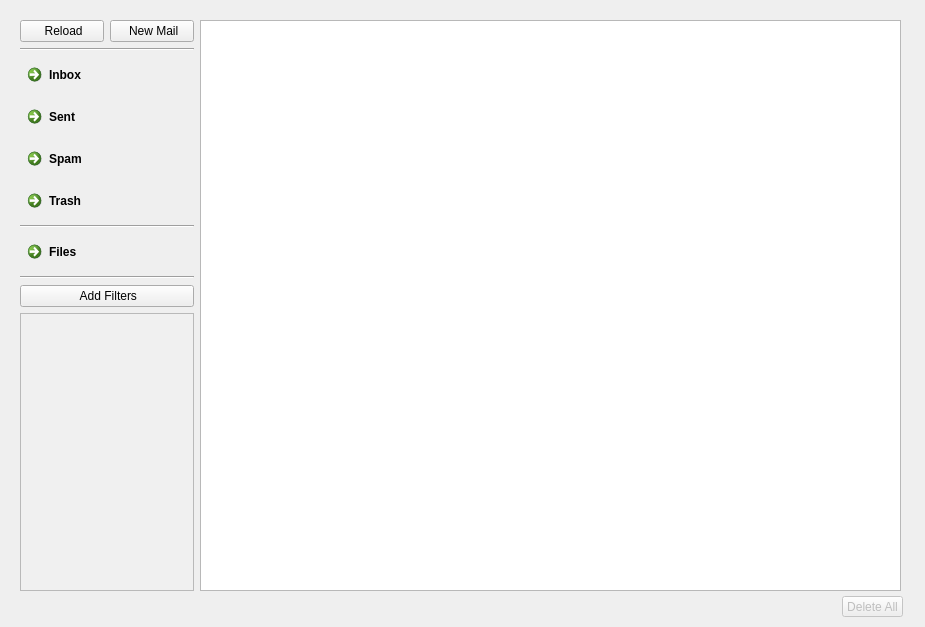
First picture: the form in main.ui, repository nhan925/mail_client, before the edit.
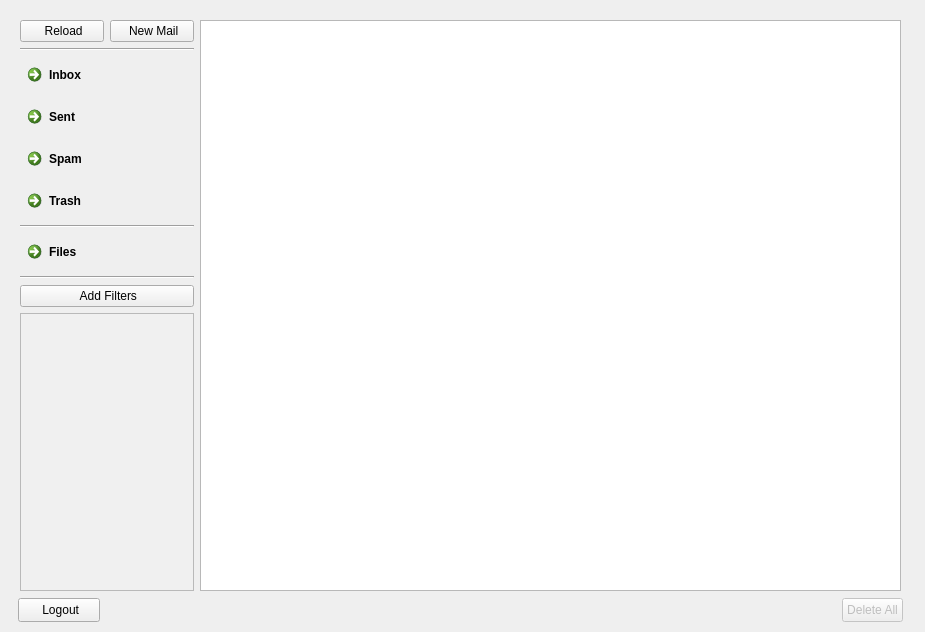
Second picture: the form after the edit. Icons and pictures are not drawn.

The edit to the form file:
```diff
--- a/main.ui
+++ b/main.ui
@@ -7,7 +7,7 @@
     <x>0</x>
     <y>0</y>
     <width>925</width>
-    <height>627</height>
+    <height>632</height>
    </rect>
   </property>
   <property name="minimumSize">
@@ -19,7 +19,7 @@
   <property name="maximumSize">
    <size>
     <width>925</width>
-    <height>627</height>
+    <height>632</height>
    </size>
   </property>
   <property name="windowTitle">
@@ -337,15 +337,38 @@
     <property name="geometry">
      <rect>
       <x>842</x>
-      <y>596</y>
+      <y>598</y>
       <width>61</width>
-      <height>21</height>
+      <height>24</height>
      </rect>
     </property>
     <property name="text">
      <string>Delete All</string>
     </property>
    </widget>
+   <widget class="QPushButton" name="logout">
+    <property name="geometry">
+     <rect>
+      <x>18</x>
+      <y>598</y>
+      <width>82</width>
+      <height>24</height>
+     </rect>
+    </property>
+    <property name="text">
+     <string> Logout</string>
+    </property>
+    <property name="icon">
+     <iconset>
+      <normaloff>icon/logout.png</normaloff>icon/logout.png</iconset>
+    </property>
+    <property name="checkable">
+     <bool>false</bool>
+    </property>
+    <property name="checked">
+     <bool>false</bool>
+    </property>
+   </widget>
   </widget>
  </widget>
  <resources/>
```
Left out of the diff: 3 changed lines with no effect on the pictures.
